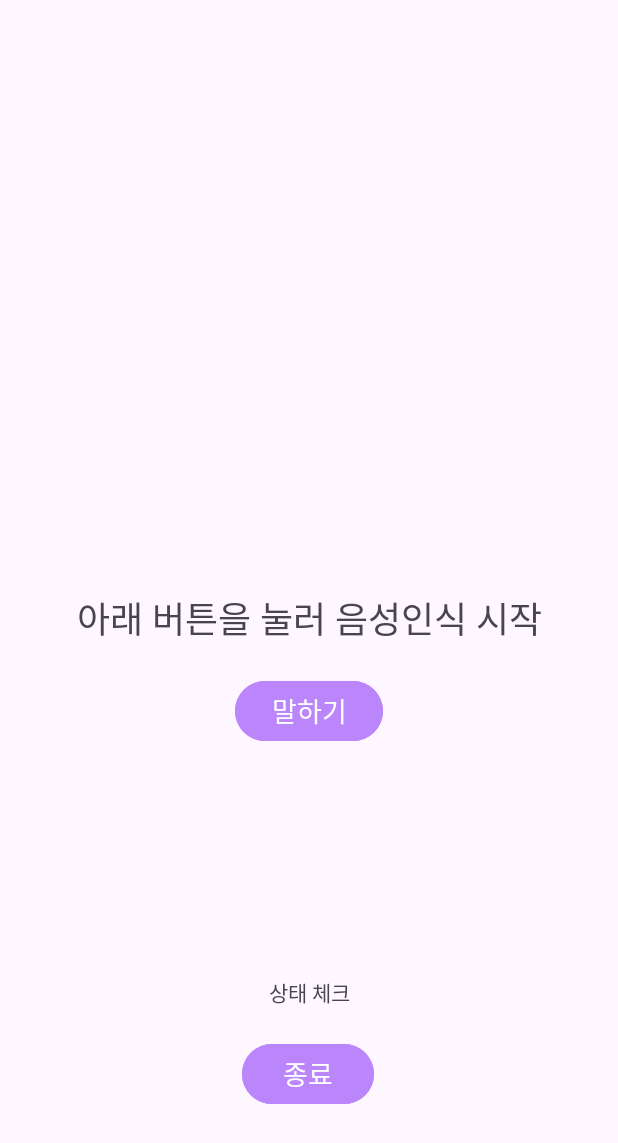
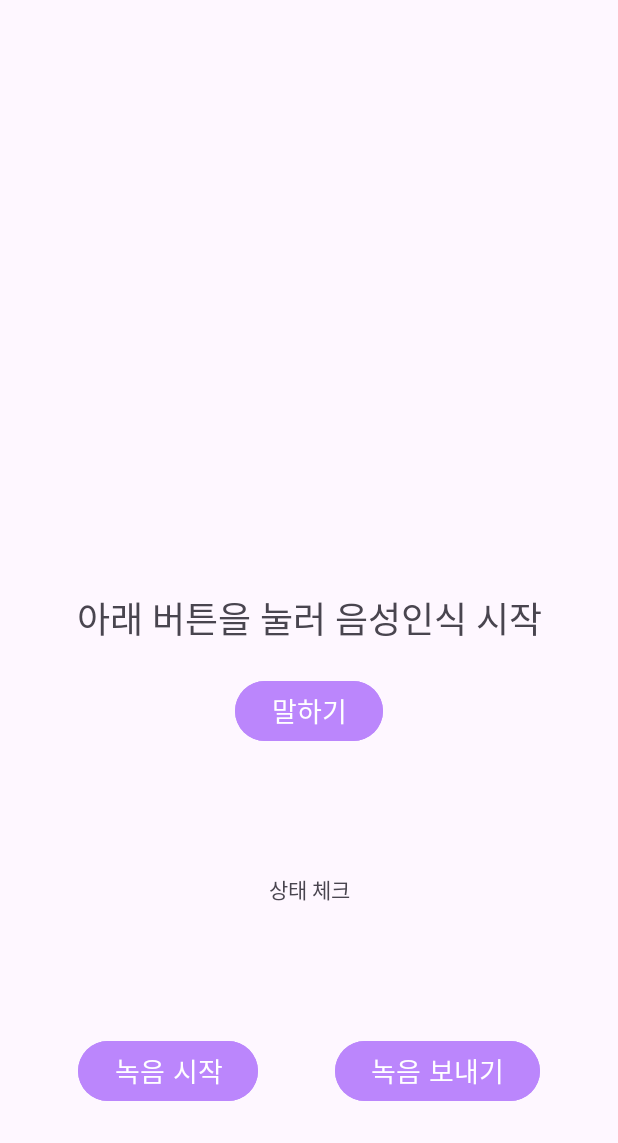
Before and after one commit to BeomBeom2/REAP_Android, an Android app: the screen it shows after launch (MainActivity), on a phone screen of 412 x 824 dp. Shown: the top 1143 px of the screen. Run offline under Robolectric (Android 15) with nearby library versions, the phone set to English and light mode, and no system bars; libraries missing offline, so code that uses them is left out: com.github.squti.androidwaverecorder; 1 statement that could not run was skipped.

Commit message:
jjb - Add functionality of send audio file & question string

```diff
--- a/app/build.gradle.kts
+++ b/app/build.gradle.kts
@@ -44,10 +44,12 @@ dependencies {
     implementation("androidx.appcompat:appcompat:1.6.1")
     implementation("com.google.android.material:material:1.11.0")
     implementation("androidx.constraintlayout:constraintlayout:2.1.4")
+    implementation ("com.github.squti:Android-Wave-Recorder:1.7.0")
     implementation("androidx.core:core-ktx:+")
     implementation("com.squareup.retrofit2:retrofit:2.9.0")
     implementation("com.squareup.retrofit2:converter-gson:2.9.0")
     implementation("com.squareup.okhttp3:logging-interceptor:4.9.0")
+    implementation("com.squareup.okhttp3:okhttp:5.0.0-alpha.14")
     testImplementation("junit:junit:4.13.2")
     androidTestImplementation("androidx.test.ext:junit:1.1.5")
     androidTestImplementation("androidx.test.espresso:espresso-core:3.5.1")
--- a/app/src/main/AndroidManifest.xml
+++ b/app/src/main/AndroidManifest.xml
@@ -19,7 +19,7 @@
         android:theme="@style/Theme.Leaf_service"
         tools:targetApi="31">
         <activity
-            android:name="com.example.leaf_Service.MainActivity"
+            android:name="com.example.Reaf_Service.MainActivity"
             android:exported="true">
             <intent-filter>
                 <action android:name="android.intent.action.MAIN" />
--- /dev/null
+++ b/app/src/main/java/com/example/leaf_Service/SpeechResult.kt
@@ -0,0 +1,3 @@
+package com.example.Reaf_Service
+
+data class SpeechResult(val text: String)
--- a/app/src/main/res/layout/activity_main.xml
+++ b/app/src/main/res/layout/activity_main.xml
@@ -3,8 +3,9 @@
     xmlns:app="http://schemas.android.com/apk/res-auto"
     xmlns:tools="http://schemas.android.com/tools"
     android:layout_width="match_parent"
+
     android:layout_height="match_parent"
-    tools:context=".MainActivity">
+    tools:context="com.example.Reaf_Service.MainActivity">
 
     <TextView
         android:id="@+id/textView"
@@ -29,6 +30,7 @@
         app:layout_constraintStart_toStartOf="parent"
         app:layout_constraintTop_toBottomOf="@+id/textView" />
 
+
     <TextView
         android:id="@+id/tvState"
         android:layout_width="wrap_content"
@@ -37,20 +39,31 @@
         app:layout_constraintBottom_toBottomOf="parent"
         app:layout_constraintEnd_toEndOf="parent"
         app:layout_constraintStart_toStartOf="parent"
-        app:layout_constraintTop_toBottomOf="@+id/btnSpeech" />
+        app:layout_constraintTop_toBottomOf="@+id/btnSpeech"
+        app:layout_constraintVertical_bias="0.275" />
 
     <Button
-        android:id="@+id/btnFinishSpeech"
+        android:id="@+id/btnRecord"
         android:layout_width="wrap_content"
         android:layout_height="wrap_content"
-        android:layout_marginTop="20dp"
+        android:text="녹음 시작"
+        android:textSize="18sp"
         android:backgroundTint="@color/purple_200"
-        android:text="종료"
+        app:layout_constraintEnd_toStartOf="@+id/btnRecordSend"
+        app:layout_constraintStart_toStartOf="parent"
+        app:layout_constraintTop_toBottomOf="@+id/tvState"
+        app:layout_constraintBottom_toBottomOf="parent" />
+
+    <Button
+        android:id="@+id/btnRecordSend"
+        android:layout_width="wrap_content"
+        android:layout_height="wrap_content"
+        android:text="녹음 보내기"
         android:textSize="18sp"
+        android:backgroundTint="@color/purple_200"
+        app:layout_constraintStart_toEndOf="@id/btnRecord"
         app:layout_constraintEnd_toEndOf="parent"
-        app:layout_constraintHorizontal_bias="0.498"
-        app:layout_constraintStart_toStartOf="parent"
-        app:layout_constraintTop_toBottomOf="@+id/tvState" />
-
+        app:layout_constraintTop_toBottomOf="@+id/tvState"
+        app:layout_constraintBottom_toBottomOf="parent" />
 
 </androidx.constraintlayout.widget.ConstraintLayout>
--- a/settings.gradle.kts
+++ b/settings.gradle.kts
@@ -10,6 +10,7 @@ dependencyResolutionManagement {
     repositories {
         google()
         mavenCentral()
+        maven ("https://jitpack.io")
     }
 }
 
```
Also changed, not shown: app/src/main/java/com/example/leaf_Service/ApiService.kt (added, +28 -0 lines), app/src/main/java/com/example/leaf_Service/MainActivity.kt (+191 -65 lines), app/src/main/java/com/example/leaf_Service/RetrofitClient.kt (added, +16 -0 lines).
